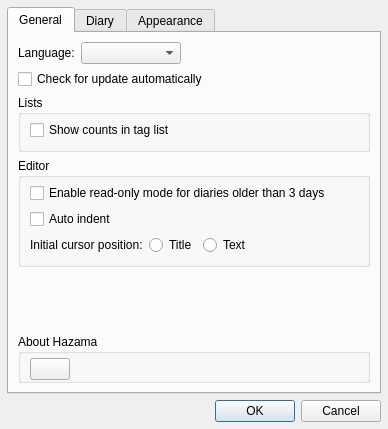
Before: the Qt Designer form hazama/ui/configdialog.ui in krrr/Hazama, drawn with Qt 5.
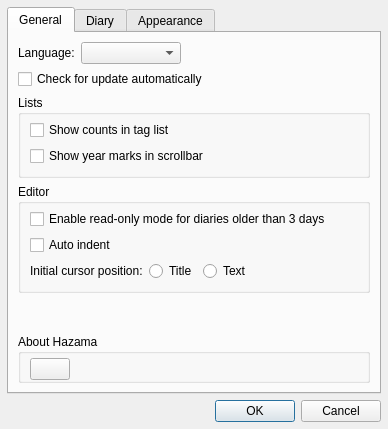
After: the same form once the commit is applied. Icons and pictures are not drawn.

Commit message: Annotate scrollbar of DiaryList

```diff
--- a/hazama/ui/configdialog.ui
+++ b/hazama/ui/configdialog.ui
@@ -98,6 +98,13 @@
             </property>
            </widget>
           </item>
+          <item>
+           <widget class="QCheckBox" name="annotateCheck">
+            <property name="text">
+             <string>Show year marks in scrollbar</string>
+            </property>
+           </widget>
+          </item>
          </layout>
         </widget>
        </item>
```
The commit also changes 6 other files.
